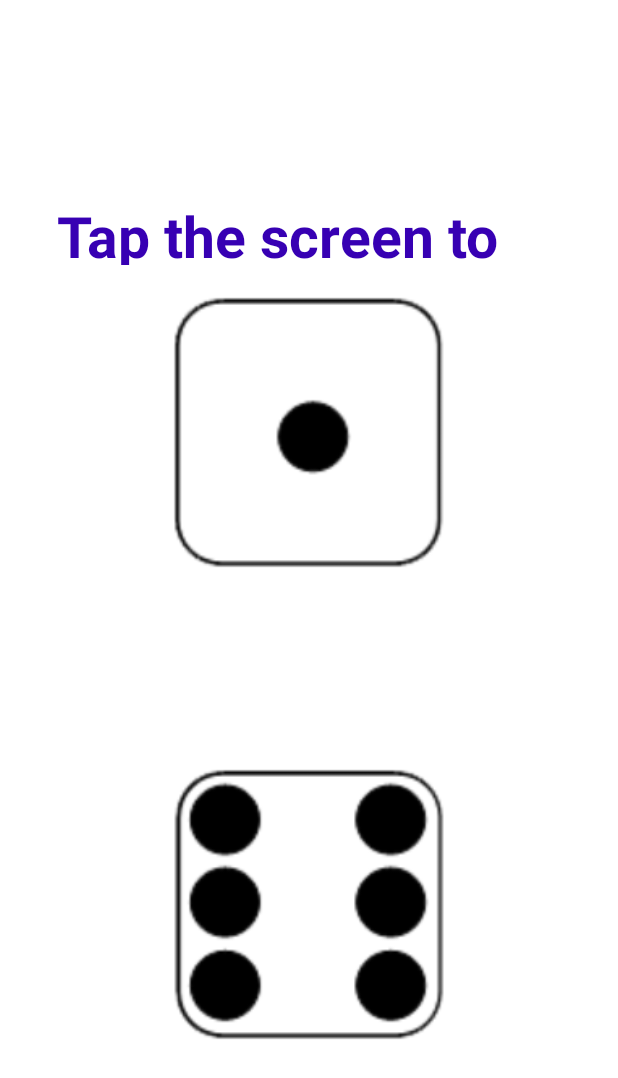
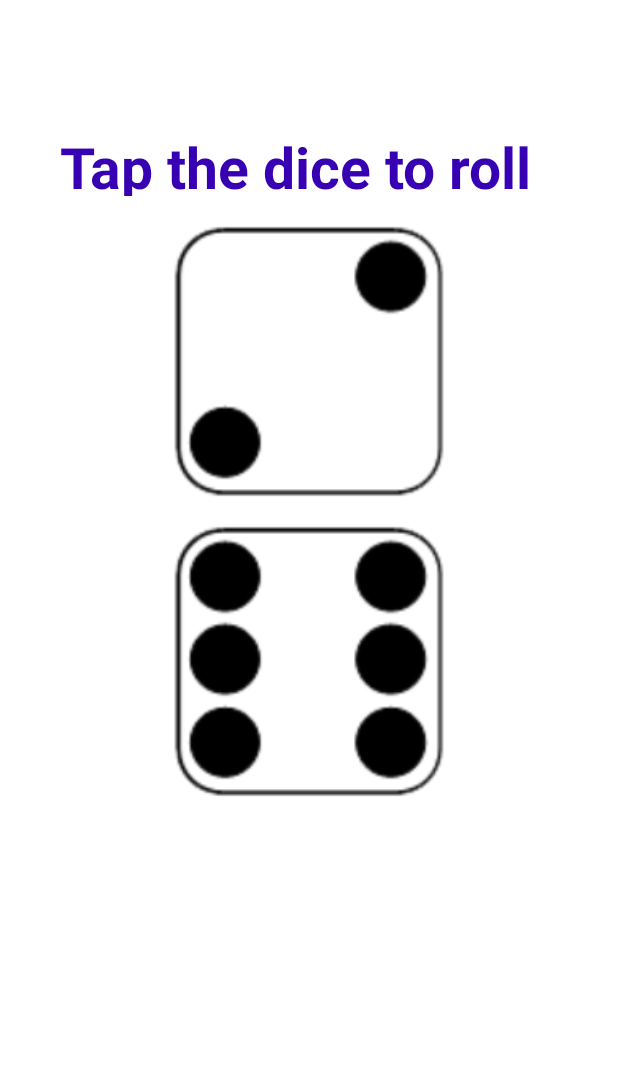
Before and after one commit to miaharang31/ClueMobileApp, an Android app: the layout activity_dice_roller.xml on its own in the app's theme, with its tools: preview values and no code run, on a phone screen of 412 x 824 dp. Shown: the top 1078 px of the screen. Run offline under Robolectric (Android 15) with nearby library versions, the phone set to English and light mode, and no system bars; Roboto replaces fonts that are not available here.

Commit message:
dice roller update

```diff
--- a/Clue_Frontend/app/src/main/res/layout/activity_dice_roller.xml
+++ b/Clue_Frontend/app/src/main/res/layout/activity_dice_roller.xml
@@ -13,41 +13,46 @@
         android:id="@+id/die1"
         android:layout_width="181dp"
         android:layout_height="182dp"
+        android:layout_marginTop="150dp"
         android:clickable="true"
         android:contentDescription="Press the die to roll"
         app:layout_constraintBottom_toBottomOf="parent"
         app:layout_constraintEnd_toEndOf="parent"
         app:layout_constraintStart_toStartOf="parent"
         app:layout_constraintTop_toTopOf="parent"
-        app:layout_constraintVertical_bias="0.307"
-        app:srcCompat="@drawable/dice1" />
+        app:layout_constraintVertical_bias="0"
+        app:srcCompat="@drawable/dice2" />
 
     <ImageView
         android:id="@+id/die2"
         android:layout_width="181dp"
         android:layout_height="182dp"
+        android:layout_marginTop="350dp"
+        android:layout_marginBottom="20dp"
         android:clickable="true"
         android:contentDescription="Press the die to roll"
         app:layout_constraintBottom_toBottomOf="parent"
         app:layout_constraintEnd_toEndOf="parent"
         app:layout_constraintStart_toStartOf="parent"
         app:layout_constraintTop_toTopOf="parent"
-        app:layout_constraintVertical_bias="0.797"
+        app:layout_constraintVertical_bias="0"
         app:srcCompat="@drawable/dice6" />
 
     <TextView
         android:id="@+id/textView4"
         android:layout_width="354dp"
         android:layout_height="45dp"
+        android:layout_marginStart="40dp"
+        android:layout_marginTop="85dp"
         android:fontFamily="@font/abhaya_libre_bold"
-        android:text="Tap the screen to roll"
+        android:text="Tap the dice to roll"
         android:textColor="@color/colorPrimaryDark"
         android:textSize="38sp"
         android:textStyle="bold"
-        app:layout_constraintBottom_toTopOf="@+id/die1"
+        app:layout_constraintBottom_toBottomOf="parent"
         app:layout_constraintEnd_toEndOf="parent"
-        app:layout_constraintHorizontal_bias="0.652"
+        app:layout_constraintHorizontal_bias="0"
         app:layout_constraintStart_toStartOf="parent"
         app:layout_constraintTop_toTopOf="parent"
-        app:layout_constraintVertical_bias="0.865" />
+        app:layout_constraintVertical_bias="0" />
 </androidx.constraintlayout.widget.ConstraintLayout>
```
Also changed, not shown: Clue_Frontend/app/src/main/java/com/example/clue_frontend/DiceRoller.java (+17 -9 lines).
